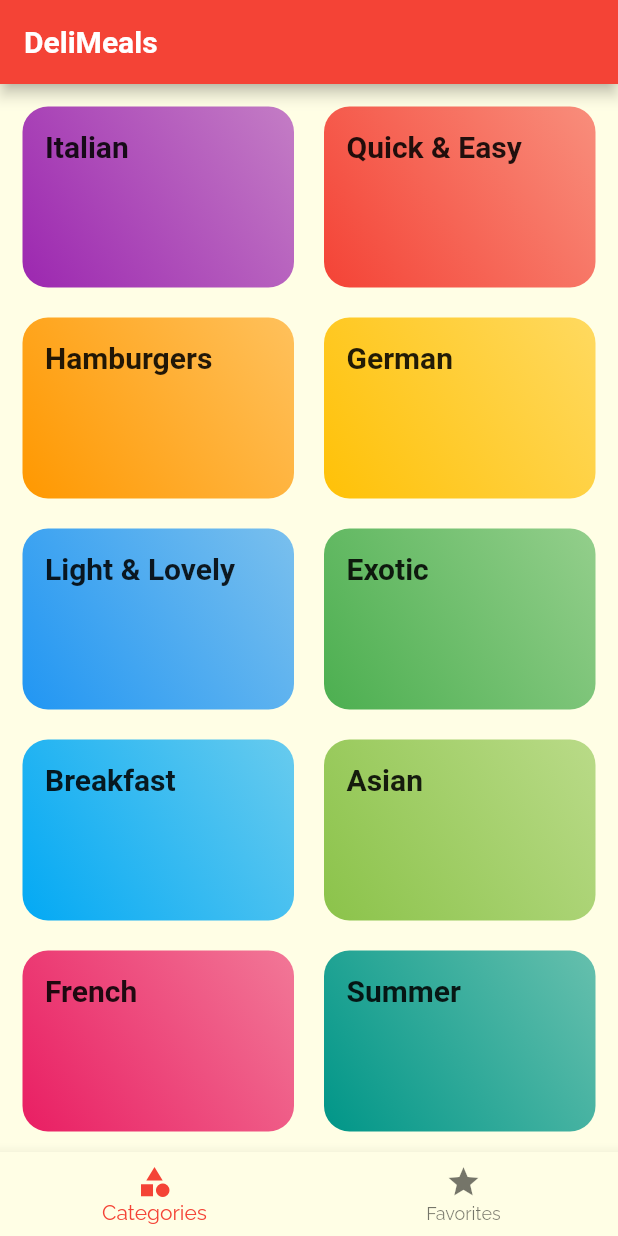
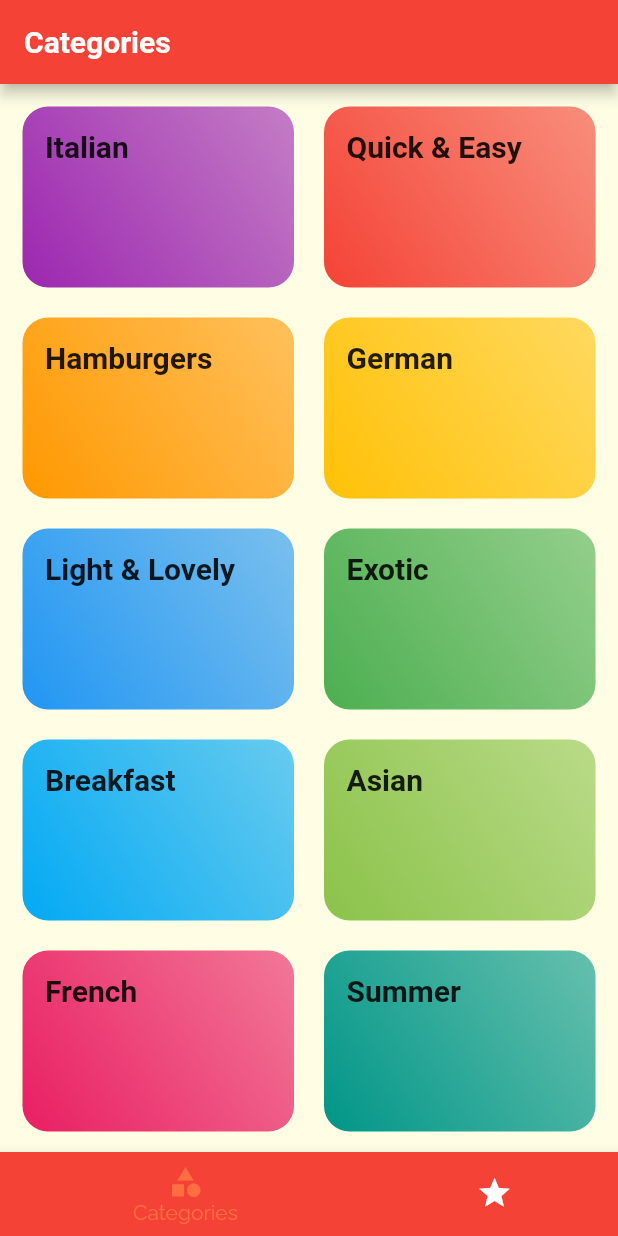
Before and after one commit to Khan-06/meals_app, a Flutter app: the screen it shows after launch, on a phone screen of 412 x 824 dp. Run offline on Flutter 3.47's test engine with Material 2 defaults, Android fonts, the phone set to English and light mode, and no system bars; Roboto replaces fonts that are missing (RobotoCondensed).

Commit message:
Adding bottom tapBar and adding transition!

```diff
--- a/lib/screens/tabs_screen_2.dart
+++ b/lib/screens/tabs_screen_2.dart
@@ -11,30 +11,43 @@ class TabsScreen extends StatefulWidget {
 }
 
 class _TabsScreenState extends State<TabsScreen> {
-  List<Widget> _pages = [
-    CategoriesScreen(),
-    FavoritesScreen()
+  final List<Map<String, dynamic>> _pages = [
+    {'page': const CategoriesScreen(), 'title': 'Categories'},
+    {'page': const FavoritesScreen(), 'title': 'Favorites'}
   ];
 
   int _selectedPageIndex = 0;
-  void _selectPage (int index){
+  void _selectPage(int index) {
     setState(() {
       _selectedPageIndex = index;
     });
   }
+
   @override
   Widget build(BuildContext context) {
     return Scaffold(
       appBar: AppBar(
-        title: const Text('DeliMeals'),
+        title: Text(_pages[_selectedPageIndex]['title']),
       ),
-      body: _pages[_selectedPageIndex],
+      body: _pages[_selectedPageIndex]['page'],
       bottomNavigationBar: BottomNavigationBar(
+        backgroundColor: Theme.of(context).colorScheme.primary,
+        unselectedItemColor: Colors.white,
+        selectedItemColor: Theme.of(context).colorScheme.secondary,
+        currentIndex: _selectedPageIndex,
+        type: BottomNavigationBarType.shifting,
         onTap: _selectPage,
-        items: const [
-        BottomNavigationBarItem(icon: Icon(Icons.category), label: 'Categories'),
-        BottomNavigationBarItem(icon: Icon(Icons.star), label: 'Favorites')
-      ],),
+        items: [
+          BottomNavigationBarItem(
+              icon: const Icon(Icons.category),
+              label: 'Categories',
+              backgroundColor: Theme.of(context).colorScheme.primary),
+          BottomNavigationBarItem(
+              icon: const Icon(Icons.star),
+              label: 'Favorites',
+              backgroundColor: Theme.of(context).colorScheme.primary)
+        ],
+      ),
     );
   }
 }
```
